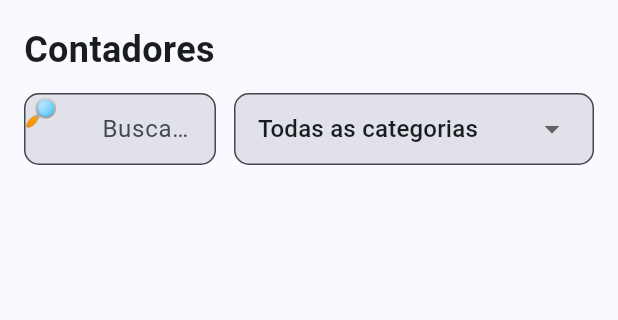
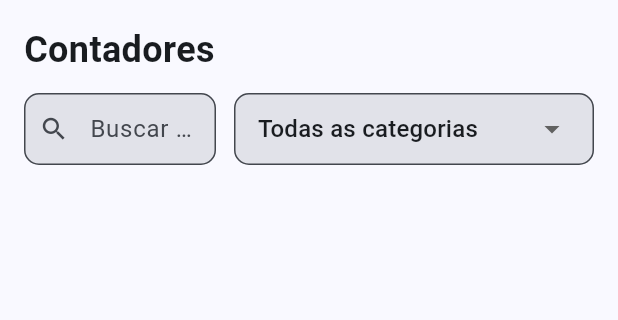
Before and after one commit to adcdenis/lembreplus, a Flutter app: the screen it shows after launch, on a phone screen of 412 x 824 dp, the part 84-404 px from its top. Run offline on Flutter 3.47's test engine with Material 3 defaults, Android fonts, the phone set to English and light mode, and no system bars; our stand-ins replace drift, file_picker, flutter_riverpod, freezed_annotation, go_router, share_plus; missing offline and left inert: dart:html; accounts and stored records are empty; generated files the repository leaves out were written again.

Commit message:
style(counter_list_page): replace text emoji with search icon in textfield
Use Material Icons search icon instead of text emoji for better consistency with design system. Adjust icon constraints and enable dense mode to improve spacing.

```diff
--- a/lib/presentation/pages/counter_list_page.dart
+++ b/lib/presentation/pages/counter_list_page.dart
@@ -60,12 +60,14 @@ class _CounterListPageState extends ConsumerState<CounterListPage> {
                   height: 48,
                   child: TextField(
                     decoration: InputDecoration(
-                      prefixIcon: const Text('🔎', style: TextStyle(fontSize: 18)),
+                      prefixIcon: const Icon(Icons.search, size: 20),
+                      prefixIconConstraints: const BoxConstraints(minWidth: 40, minHeight: 40),
                       hintText: 'Buscar por descrição ou nome...',
                       filled: true,
                       fillColor: scheme.surfaceContainerHighest,
                       border: OutlineInputBorder(borderRadius: BorderRadius.circular(10)),
                       contentPadding: const EdgeInsets.symmetric(horizontal: 12, vertical: 12),
+                      isDense: true,
                     ),
                     onChanged: (v) => setState(() => _search = v.trim().toLowerCase()),
                   ),
```
